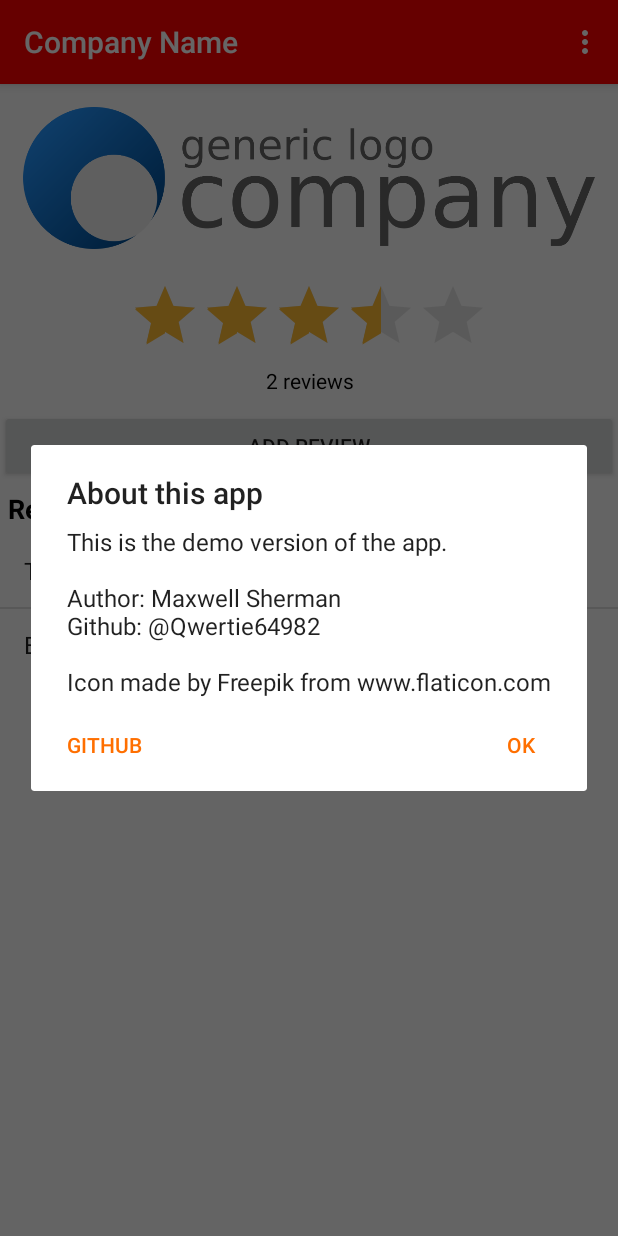
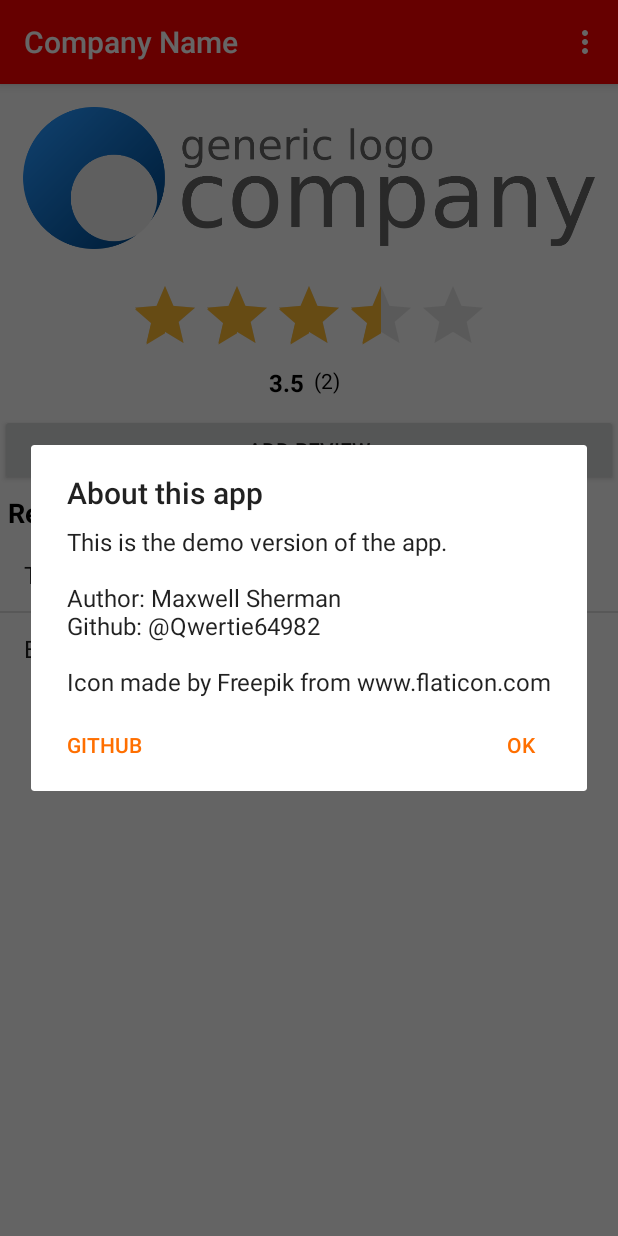
Before and after one commit to qwertie64982/ShipHappens, an Android app: the screen it shows after launch (CompanyActivity), in the options menu, after a tap on "About", on a phone screen of 412 x 824 dp. Run offline under Robolectric (Android 15) with nearby library versions, the phone set to English and light mode, and no system bars.

Commit message:
Add rating counter and average value display

```diff
--- a/app/src/main/java/com/qwertie64982/shiphappens/CompanyActivity.java
+++ b/app/src/main/java/com/qwertie64982/shiphappens/CompanyActivity.java
@@ -25,6 +25,7 @@ import android.widget.Button;
 import android.widget.RatingBar;
 import android.widget.TextView;
 
+import java.text.DecimalFormat;
 import java.util.ArrayList;
 
 // TODO: Custom ArrayAdapter layout with name, rating, and comments (first 50 chars max, then ellipsis)
@@ -65,16 +66,18 @@ public class CompanyActivity extends AppCompatActivity {
     final String authorName = "John Doe";
 
     // Views
-    private TextView numberReviewsTextView;
+    private TextView ratingCountTextView;
     private Button addReviewButton;
     private TextView noReviewsTextView;
     private RatingBar averageRatingBar;
+    private TextView ratingTextView;
 
     // Logic
     private boolean hasLeftReview;
     private ArrayList<Review> reviewArrayList;
     private ArrayAdapter<Review> reviewArrayAdapter;
     private AlertDialog aboutDialog;
+    DecimalFormat ratingFormat;
 
     /**
      * onCreate
@@ -84,6 +87,7 @@ public class CompanyActivity extends AppCompatActivity {
     protected void onCreate(Bundle savedInstanceState) {
         super.onCreate(savedInstanceState);
         setContentView(R.layout.activity_company);
+        ratingFormat = new DecimalFormat("#.#");
 
         // Rename the action bar to the proper title (changing it in the Manifest renames it in the launcher too)
         if (getSupportActionBar() != null) {
@@ -127,15 +131,15 @@ public class CompanyActivity extends AppCompatActivity {
             noReviewsTextView.setVisibility(View.GONE);
         }
 
-        numberReviewsTextView = (TextView) findViewById(R.id.numberReviewsTextView);
-        numberReviewsTextView.setText(getString(R.string.number_reviews, reviewArrayList.size()));
+        ratingTextView = (TextView) findViewById(R.id.ratingTextView);
+        ratingCountTextView = (TextView) findViewById(R.id.ratingCountTextView);
 
         reviewArrayAdapter = new ArrayAdapter<Review>(this, android.R.layout.simple_list_item_1, reviewArrayList);
         NonScrollListView reviewsListView = (NonScrollListView) findViewById(R.id.reviewsListView);
         reviewsListView.setAdapter(reviewArrayAdapter);
 
         averageRatingBar = (RatingBar) findViewById(R.id.averageRatingBar);
-        updateAverageRatingBar();
+        updateAverageRatingInformation();
     }
 
     /**
@@ -172,13 +176,11 @@ public class CompanyActivity extends AppCompatActivity {
             Log.d(TAG, "onActivityResult: List now contains: " + reviewArrayList);
             reviewArrayAdapter.notifyDataSetChanged();
 
-            updateAverageRatingBar();
+            updateAverageRatingInformation();
 
             hasLeftReview = true;
             addReviewButton.setVisibility(View.GONE);
             noReviewsTextView.setVisibility(View.GONE);
-
-            numberReviewsTextView.setText(getString(R.string.number_reviews, reviewArrayList.size()));
         }
     }
 
@@ -236,7 +238,7 @@ public class CompanyActivity extends AppCompatActivity {
     /**
      * Updates averageRatingBar with every review from reviewArrayList
      */
-    private void updateAverageRatingBar() {
+    private void updateAverageRatingInformation() {
         if (reviewArrayList.size() > 0) {
             float total = 0;
             for (Review listViewReview : reviewArrayList) {
@@ -244,5 +246,8 @@ public class CompanyActivity extends AppCompatActivity {
             }
             averageRatingBar.setRating(total / reviewArrayList.size());
         }
+
+        ratingTextView.setText(ratingFormat.format(averageRatingBar.getRating()));
+        ratingCountTextView.setText(getString(R.string.number_parentheses, reviewArrayList.size()));
     }
 }
--- a/app/src/main/res/layout/activity_company.xml
+++ b/app/src/main/res/layout/activity_company.xml
@@ -34,13 +34,36 @@
             android:stepSize="0.1"
             android:theme="@style/RatingBar" />
 
-        <TextView
-            android:id="@+id/numberReviewsTextView"
+        <LinearLayout
             android:layout_width="match_parent"
             android:layout_height="wrap_content"
-            android:layout_marginBottom="10dp"
-            android:textAlignment="center"
-            android:textColor="@android:color/black" />
+            android:gravity="fill_horizontal"
+            android:orientation="horizontal">
+
+            <TextView
+                android:id="@+id/ratingTextView"
+                android:layout_width="0dp"
+                android:layout_height="wrap_content"
+                android:layout_gravity="end"
+                android:layout_marginBottom="10dp"
+                android:layout_marginEnd="3dp"
+                android:layout_weight="1"
+                android:textAlignment="textEnd"
+                android:textColor="@android:color/black"
+                android:textSize="16sp"
+                android:textStyle="bold" />
+
+            <TextView
+                android:id="@+id/ratingCountTextView"
+                android:layout_width="0dp"
+                android:layout_height="wrap_content"
+                android:layout_gravity="fill_vertical|start"
+                android:layout_marginBottom="10dp"
+                android:layout_marginStart="3dp"
+                android:layout_weight="1"
+                android:textAlignment="textStart"
+                android:textColor="@android:color/black" />
+        </LinearLayout>
 
         <Button
             android:id="@+id/addReviewButton"
--- a/app/src/main/res/values/strings.xml
+++ b/app/src/main/res/values/strings.xml
@@ -9,7 +9,7 @@
     <string name="about_title">About this app</string>
     <string name="about_message">This is the demo version of the app.\n\nAuthor: Maxwell Sherman\nGithub: @Qwertie64982\n\nIcon made by Freepik from www.flaticon.com</string>
     <string name="github_button">GitHub</string>
-    <string name="number_reviews">%1$d reviews</string>
+    <string name="number_parentheses">(%1$d)</string>
     <string name="add_review">Add review</string>
     <string name="reviews_title">Reviews:</string>
     <string name="no_reviews">Nothing here yet</string>
```
Also changed, not shown: app/src/main/res/layout/list_rating.xml (renamed from app/src/main/res/layout/list_ratingbar.xml).
